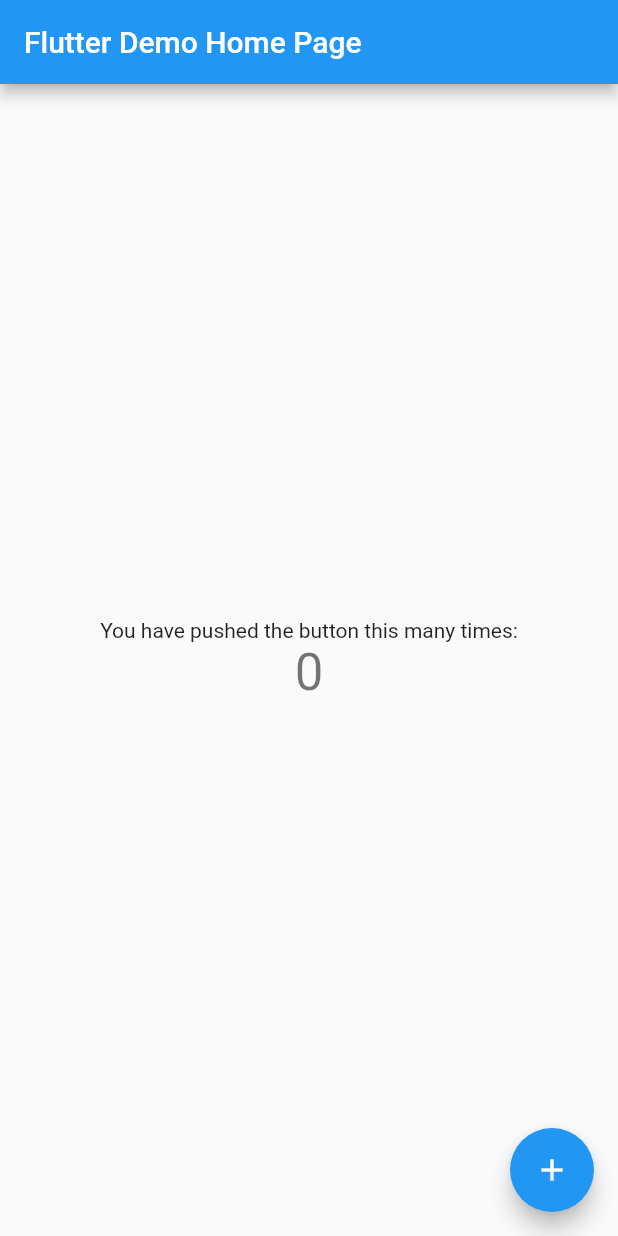
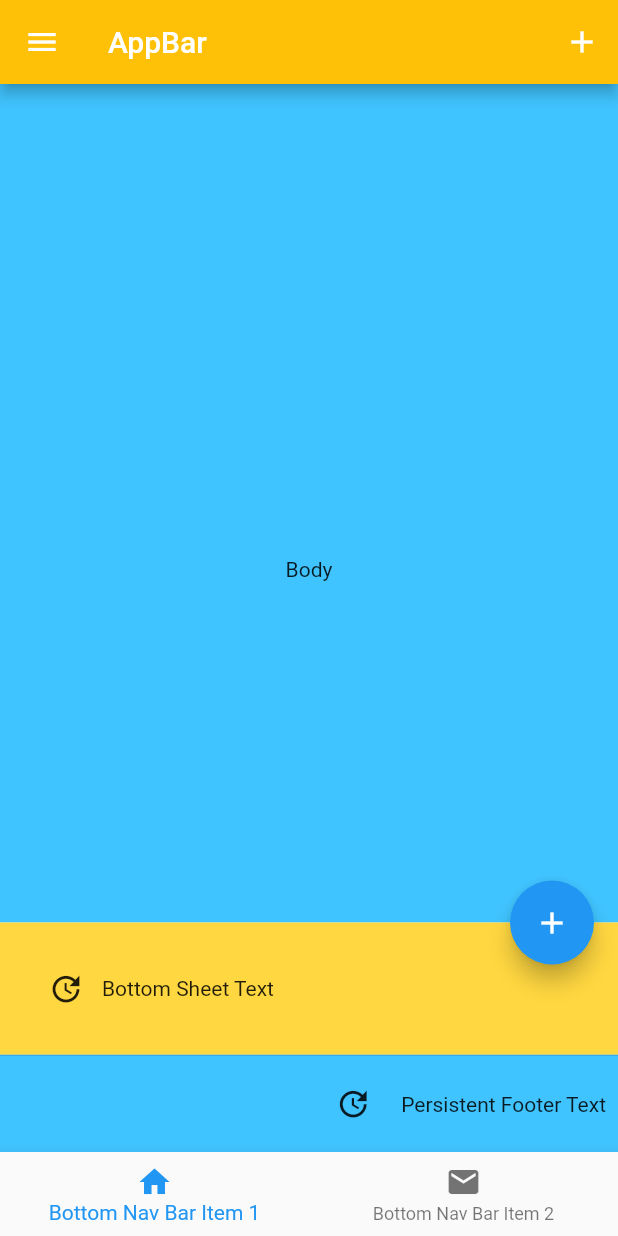
Before and after one commit to RobertRobern/scaffold_widget_functionality, a Flutter app: the screen it shows after launch, on a phone screen of 412 x 824 dp. Run offline on Flutter 3.47's test engine with Material 2 defaults, Android fonts, the phone set to English and light mode, and no system bars.

Commit message:
second commit

```diff
--- a/lib/main.dart
+++ b/lib/main.dart
@@ -5,113 +5,127 @@ void main() {
 }
 
 class MyApp extends StatelessWidget {
-  // This widget is the root of your application.
   @override
   Widget build(BuildContext context) {
     return MaterialApp(
       title: 'Flutter Demo',
       theme: ThemeData(
-        // This is the theme of your application.
-        //
-        // Try running your application with "flutter run". You'll see the
-        // application has a blue toolbar. Then, without quitting the app, try
-        // changing the primarySwatch below to Colors.green and then invoke
-        // "hot reload" (press "r" in the console where you ran "flutter run",
-        // or simply save your changes to "hot reload" in a Flutter IDE).
-        // Notice that the counter didn't reset back to zero; the application
-        // is not restarted.
         primarySwatch: Colors.blue,
-        // This makes the visual density adapt to the platform that you run
-        // the app on. For desktop platforms, the controls will be smaller and
-        // closer together (more dense) than on mobile platforms.
-        visualDensity: VisualDensity.adaptivePlatformDensity,
       ),
-      home: MyHomePage(title: 'Flutter Demo Home Page'),
+      home: MyHomePage(),
     );
   }
 }
 
-class MyHomePage extends StatefulWidget {
-  MyHomePage({Key key, this.title}) : super(key: key);
-
-  // This widget is the home page of your application. It is stateful, meaning
-  // that it has a State object (defined below) that contains fields that affect
-  // how it looks.
-
-  // This class is the configuration for the state. It holds the values (in this
-  // case the title) provided by the parent (in this case the App widget) and
-  // used by the build method of the State. Fields in a Widget subclass are
-  // always marked "final".
-
-  final String title;
-
-  @override
-  _MyHomePageState createState() => _MyHomePageState();
-}
-
-class _MyHomePageState extends State<MyHomePage> {
-  int _counter = 0;
-
-  void _incrementCounter() {
-    setState(() {
-      // This call to setState tells the Flutter framework that something has
-      // changed in this State, which causes it to rerun the build method below
-      // so that the display can reflect the updated values. If we changed
-      // _counter without calling setState(), then the build method would not be
-      // called again, and so nothing would appear to happen.
-      _counter++;
-    });
-  }
+class MyHomePage extends StatelessWidget {
+  MyHomePage({Key key}) : super(key: key);
 
   @override
   Widget build(BuildContext context) {
-    // This method is rerun every time setState is called, for instance as done
-    // by the _incrementCounter method above.
-    //
-    // The Flutter framework has been optimized to make rerunning build methods
-    // fast, so that you can just rebuild anything that needs updating rather
-    // than having to individually change instances of widgets.
     return Scaffold(
       appBar: AppBar(
-        // Here we take the value from the MyHomePage object that was created by
-        // the App.build method, and use it to set our appbar title.
-        title: Text(widget.title),
+        backgroundColor: Colors.amber,
+        title: Text('AppBar'),
+        actions: <Widget>[
+          IconButton(
+              icon: Icon(Icons.add),
+              onPressed: () => debugPrint("Add IconButton Pressed..."))
+        ],
       ),
+      backgroundColor: Colors.lightBlueAccent,
       body: Center(
-        // Center is a layout widget. It takes a single child and positions it
-        // in the middle of the parent.
         child: Column(
-          // Column is also a layout widget. It takes a list of children and
-          // arranges them vertically. By default, it sizes itself to fit its
-          // children horizontally, and tries to be as tall as its parent.
-          //
-          // Invoke "debug painting" (press "p" in the console, choose the
-          // "Toggle Debug Paint" action from the Flutter Inspector in Android
-          // Studio, or the "Toggle Debug Paint" command in Visual Studio Code)
-          // to see the wireframe for each widget.
-          //
-          // Column has various properties to control how it sizes itself and
-          // how it positions its children. Here we use mainAxisAlignment to
-          // center the children vertically; the main axis here is the vertical
-          // axis because Columns are vertical (the cross axis would be
-          // horizontal).
           mainAxisAlignment: MainAxisAlignment.center,
           children: <Widget>[
-            Text(
-              'You have pushed the button this many times:',
-            ),
-            Text(
-              '$_counter',
-              style: Theme.of(context).textTheme.headline4,
-            ),
+            Text('Body'),
           ],
         ),
       ),
+      bottomNavigationBar: BottomNavigationBar(
+        type: BottomNavigationBarType.fixed,
+        items: [
+          BottomNavigationBarItem(
+              icon: Icon(Icons.home), title: Text('Bottom Nav Bar Item 1')),
+          BottomNavigationBarItem(
+              icon: Icon(Icons.mail), title: Text('Bottom Nav Bar Item 2')),
+        ],
+        onTap: (value) => print('Bottom Navigation Bar onTap: ${value}'),
+      ),
+      bottomSheet: Container(
+        color: Colors.amberAccent,
+        padding: EdgeInsets.all(20.0),
+        child: Row(
+          children: <Widget>[
+            IconButton(
+                icon: Icon(Icons.update),
+                onPressed: () => print('Bottom Sheet Icon Pressed')),
+            Text('Bottom Sheet Text')
+          ],
+        ),
+      ),
+
+      drawer: Drawer(
+        elevation: 2.0,
+        child: ListView(
+          children: <Widget>[
+            Row(
+              children: <Widget>[
+                IconButton(
+                    icon: Icon(Icons.add),
+                    onPressed: () => print('Drawer Item 1 Pressed')),
+                Text('Drawer Item 1')
+              ],
+            ),
+            Row(
+              children: <Widget>[
+                IconButton(
+                    icon: Icon(Icons.add),
+                    onPressed: () => print('Drawer Item 2 Pressed')),
+                Text('Drawer Item 2')
+              ],
+            )
+          ],
+        ),
+      ),
+
+      // For swiping in from right-side
+      endDrawer: Drawer(
+        child: ListView(
+          children: <Widget>[
+            Row(
+              children: <Widget>[
+                IconButton(
+                    icon: Icon(Icons.add),
+                    onPressed: () => print('Drawer Item 1 Pressed')),
+                Text('Drawer Item 1')
+              ],
+            ),
+            Row(
+              children: <Widget>[
+                IconButton(
+                    icon: Icon(Icons.add),
+                    onPressed: () => print('Drawer Item 2 Pressed')),
+                Text('Drawer Item 2')
+              ],
+            )
+          ],
+        ),
+      ),
+
       floatingActionButton: FloatingActionButton(
-        onPressed: _incrementCounter,
+        onPressed: () {
+          print('FloatingActionButton Pressed');
+        },
         tooltip: 'Increment',
         child: Icon(Icons.add),
-      ), // This trailing comma makes auto-formatting nicer for build methods.
+      ),
+
+      persistentFooterButtons: <Widget>[
+        IconButton(
+            icon: Icon(Icons.update),
+            onPressed: () => print('Persistent Footer Icon pressed')),
+        Text('Persistent Footer Text')
+      ],
     );
   }
 }
```
